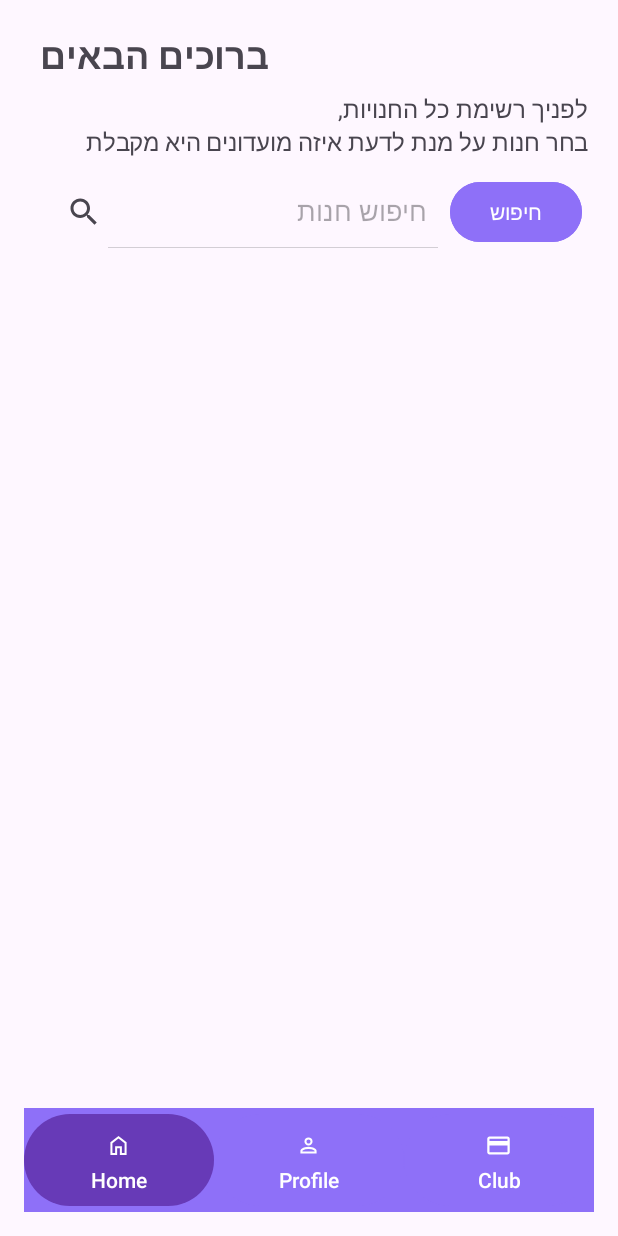
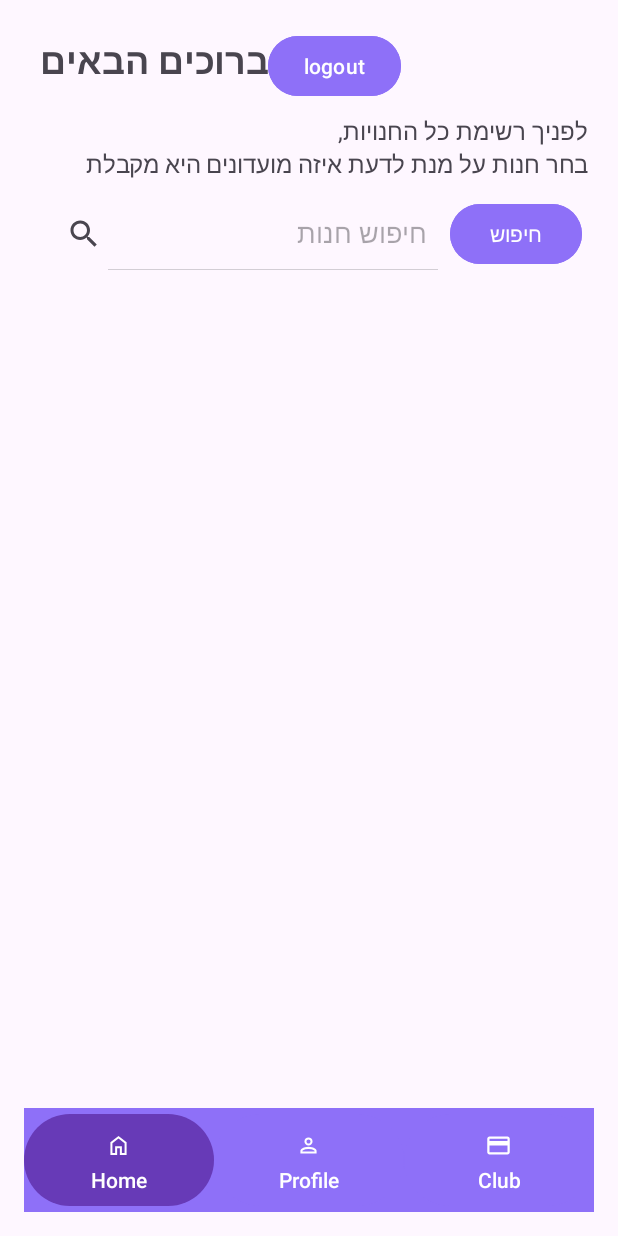
Before and after one commit to yahavLer/2024B_finalProject_YahavLer, an Android app: the stores_of_club_home_view screen opened directly, with no data from a screen before it, on a phone screen of 412 x 824 dp. Run offline under Robolectric (Android 15) with nearby library versions, the phone set to English and light mode, and no system bars; our stand-ins replace Firebase (no records; nobody signed in at launch, a user with empty details on screens opened directly); 2 statements that could not run were skipped.

Commit message:
17/8/24 22:30

```diff
--- a/app/src/main/java/com/example/a2024b_finalproject_yahavler/ActivityView/MainActivity.java
+++ b/app/src/main/java/com/example/a2024b_finalproject_yahavler/ActivityView/MainActivity.java
@@ -19,6 +19,7 @@ import com.example.a2024b_finalproject_yahavler.Managers.AppManagerFirebase;
 import com.example.a2024b_finalproject_yahavler.Model.Club;
 import com.example.a2024b_finalproject_yahavler.Model.Store;
 import com.example.a2024b_finalproject_yahavler.R;
+import com.google.firebase.auth.FirebaseAuth;
 import com.google.firebase.database.DataSnapshot;
 import com.google.firebase.database.DatabaseError;
 import com.google.firebase.database.DatabaseReference;
--- a/app/src/main/java/com/example/a2024b_finalproject_yahavler/ActivityView/stores_of_club_home_view.java
+++ b/app/src/main/java/com/example/a2024b_finalproject_yahavler/ActivityView/stores_of_club_home_view.java
@@ -1,6 +1,7 @@
 package com.example.a2024b_finalproject_yahavler.ActivityView;
 
 
+import android.content.Intent;
 import android.os.Bundle;
 import android.util.Log;
 import android.widget.Button;
@@ -23,6 +24,7 @@ import com.example.a2024b_finalproject_yahavler.Model.Store;
 import com.example.a2024b_finalproject_yahavler.Model.User;
 import com.example.a2024b_finalproject_yahavler.R;
 
+import com.google.android.material.button.MaterialButton;
 import com.google.firebase.auth.FirebaseAuth;
 import com.google.firebase.auth.FirebaseUser;
 import com.google.firebase.database.DataSnapshot;
@@ -46,12 +48,14 @@ public class stores_of_club_home_view extends AppCompatActivity implements Objec
     private SearchView search_text;
     private Button search_button;
     private StoreAdapter storeAdapter;
+    private MaterialButton btnLogout;
 
     @Override
     protected void onCreate(Bundle savedInstanceState) {
         super.onCreate(savedInstanceState);
         setContentView(R.layout.stores_of_club_home_view);
         findView();
+        btnLogout.setOnClickListener(v -> logoutUser());
         CustomBackCallback callback = new CustomBackCallback(this);
         getOnBackPressedDispatcher().addCallback(this, callback);
         currentUser=AppManagerFirebase.getCurrentUser();
@@ -61,7 +65,14 @@ public class stores_of_club_home_view extends AppCompatActivity implements Objec
         fetchUserName();
         initAllStores();
     }
-
+    private void logoutUser() {
+        FirebaseAuth.getInstance().signOut();
+        Toast.makeText(this, "logged out succefully", Toast.LENGTH_SHORT).show();
+        Intent intent = new Intent(this, activity_login.class);
+        intent.addFlags(Intent.FLAG_ACTIVITY_NEW_TASK | Intent.FLAG_ACTIVITY_CLEAR_TASK);
+        startActivity(intent);
+        finish();
+    }
     private void setupSearchFunctionality() {
         search_text.setOnQueryTextListener(new SearchView.OnQueryTextListener() {
             @Override
@@ -97,6 +108,7 @@ public class stores_of_club_home_view extends AppCompatActivity implements Objec
         welcome_text = findViewById(R.id.welcome_text);
         search_text = findViewById(R.id.search_text);
         search_button = findViewById(R.id.search_button);
+        btnLogout = findViewById(R.id.btnLogout);
     }
 
     private void initAllStores() {
--- a/app/src/main/res/layout/stores_of_club_home_view.xml
+++ b/app/src/main/res/layout/stores_of_club_home_view.xml
@@ -5,6 +5,7 @@
     android:layout_width="match_parent"
     android:layout_height="match_parent"
     tools:context=".ActivityView.stores_of_club_home_view">
+
     <RelativeLayout
         android:layout_width="match_parent"
         android:layout_height="match_parent"
@@ -15,7 +16,9 @@
             android:layout_height="wrap_content"
             android:orientation="horizontal"
             android:backgroundTint="@color/colorPrimary"
-            android:padding="4dp" >
+            android:padding="4dp"
+            android:gravity="start"> <!-- מצמיד את כל הפריטים בתוכו לתחילת השורה -->
+
             <TextView
                 android:id="@+id/welcome_lbl"
                 android:layout_width="wrap_content"
@@ -32,7 +35,13 @@
                 android:text=""
                 android:textSize="24dp"
                 android:textColor="@color/backgroundColor"/>
-
+            <com.google.android.material.button.MaterialButton
+                android:id="@+id/btnLogout"
+                android:layout_width="wrap_content"
+                android:layout_height="wrap_content"
+                android:text="logout"
+                android:textSize="14sp"
+                android:backgroundTint="@color/backgroundColor"/>
         </LinearLayout>
         <LinearLayout
             android:id="@+id/stores_accepting_club_view"
```
